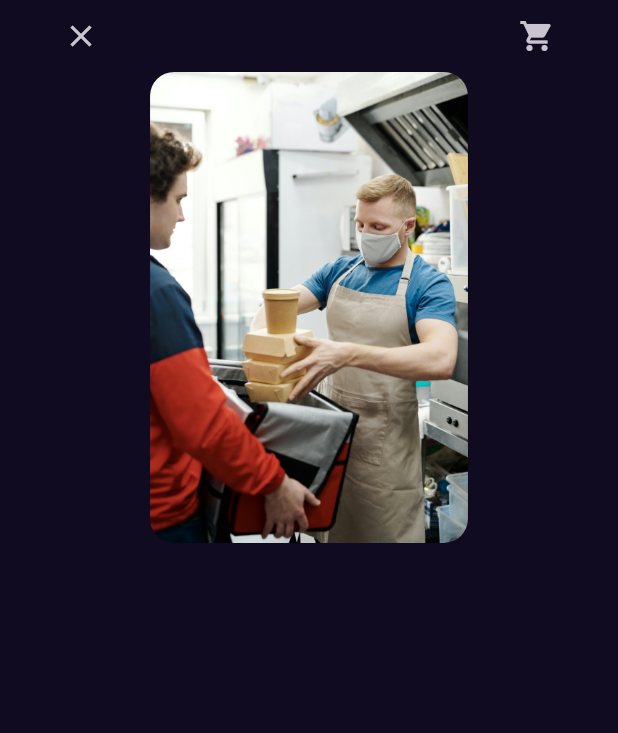
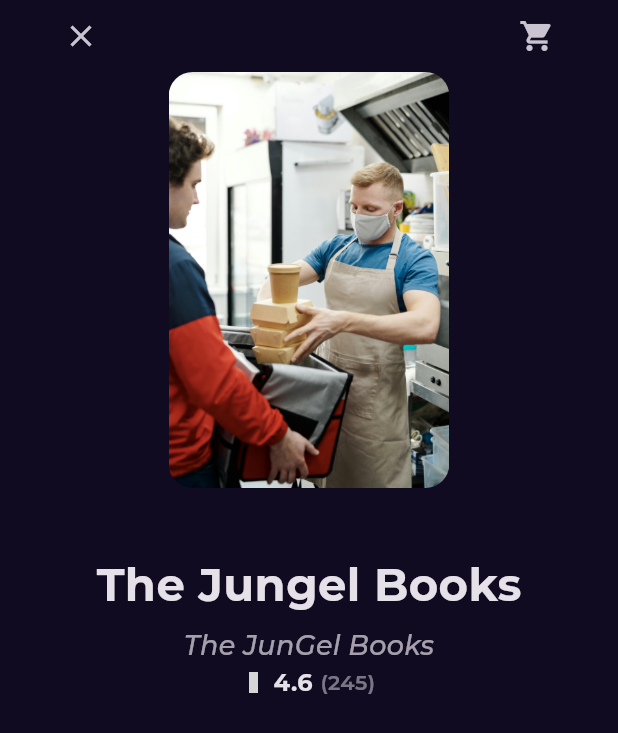
Before and after one commit to reemmohmed/bookly, a Flutter app: the screen it shows after launch, after a tap on "Harry Botter And The Gloaple Of Free", on a phone screen of 412 x 824 dp. Shown: the top 733 px of the screen. Run offline on Flutter 3.47's test engine with Material 3 defaults, Android fonts, the phone set to English and light mode, and no system bars; our stand-ins replace get, go_router, google_fonts; missing offline and left inert: font_awesome_icon_class; grey boxes are pictures that could not be loaded.

Commit message:
add titel and rating to delatsview

```diff
--- a/lib/Features/Home/presentaion/Views/widgets/book_rating.dart
+++ b/lib/Features/Home/presentaion/Views/widgets/book_rating.dart
@@ -4,14 +4,17 @@ import 'package:font_awesome_icon_class/font_awesome_icon_class.dart';
 import '../../../../../core/Utils/Style.dart';
 
 class BookRating extends StatelessWidget {
-  const BookRating({super.key});
-
+  const BookRating(
+      {super.key, this.mainAxisAlignment = MainAxisAlignment.start});
+  final MainAxisAlignment mainAxisAlignment;
   @override
   Widget build(BuildContext context) {
     return Row(
+      mainAxisAlignment: mainAxisAlignment,
       children: [
         const Icon(
           FontAwesomeIcons.solidStar,
+          size: 14,
           color: Color(0xffFFDD4F),
         ),
         const SizedBox(
@@ -24,9 +27,12 @@ class BookRating extends StatelessWidget {
         const SizedBox(
           width: 5,
         ),
-        Text(
-          '(245)',
-          style: Styles.textStyle14.copyWith(color: Color(0xff707070)),
+        Opacity(
+          opacity: .5,
+          child: Text(
+            '(245)',
+            style: Styles.textStyle14.copyWith(fontWeight: FontWeight.w600),
+          ),
         )
       ],
     );
--- a/lib/Features/Home/presentaion/Views/widgets/detalse_view_body.dart
+++ b/lib/Features/Home/presentaion/Views/widgets/detalse_view_body.dart
@@ -1,4 +1,6 @@
+import 'package:bookly/Features/Home/presentaion/Views/widgets/book_rating.dart';
 import 'package:bookly/Features/Home/presentaion/Views/widgets/custom_book_item.dart';
+import 'package:bookly/core/Utils/Style.dart';
 import 'package:flutter/material.dart';
 
 import 'custom_book_detase_app_bar.dart';
@@ -15,9 +17,30 @@ class BookDetalseViewBody extends StatelessWidget {
         children: [
           const CustomBookDetalseAppBar(),
           Padding(
-            padding: EdgeInsets.symmetric(horizontal: wight * .17),
+            padding: EdgeInsets.symmetric(horizontal: wight * .2),
             child: const CustomBookItem(),
           ),
+          const SizedBox(
+            height: 43,
+          ),
+          Text(
+            'The Jungel Books',
+            style: Styles.textStyle30.copyWith(fontWeight: FontWeight.bold),
+          ),
+          const SizedBox(
+            height: 6,
+          ),
+          Opacity(
+            opacity: .7,
+            child: Text(
+              'The JunGel Books',
+              style: Styles.textStyle18.copyWith(
+                  fontStyle: FontStyle.italic, fontWeight: FontWeight.w500),
+            ),
+          ),
+          const BookRating(
+            mainAxisAlignment: MainAxisAlignment.center,
+          )
         ],
       ),
     );
```
